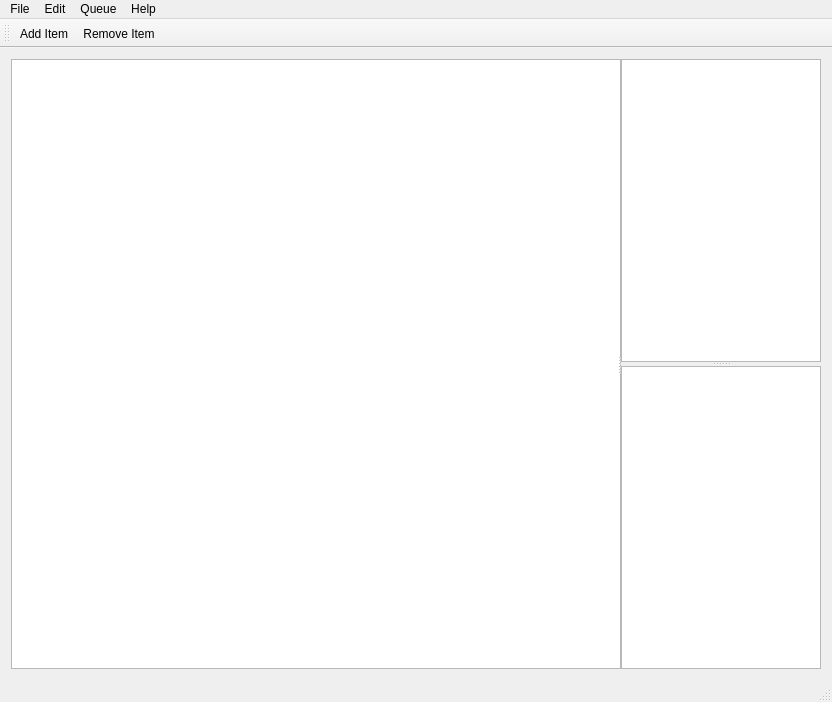
First picture: the form in mainwindow.ui, repository chrismanning/ddvs, before the edit.
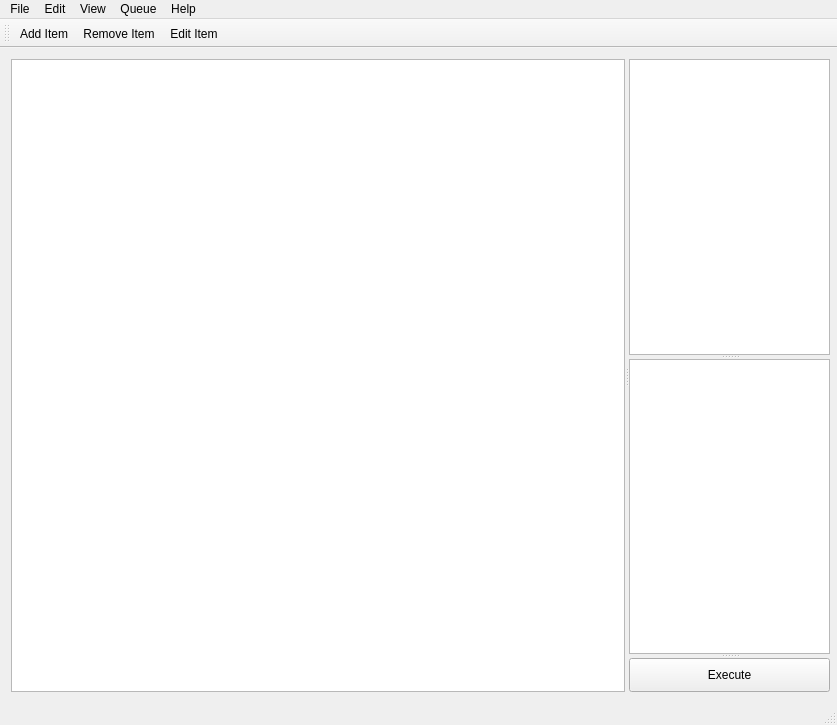
Second picture: the form after the edit. Icons and pictures are not drawn.

Diff of the .ui file:
```diff
--- a/mainwindow.ui
+++ b/mainwindow.ui
@@ -6,10 +6,16 @@
    <rect>
     <x>0</x>
     <y>0</y>
-    <width>828</width>
-    <height>699</height>
+    <width>837</width>
+    <height>725</height>
    </rect>
   </property>
+  <property name="minimumSize">
+   <size>
+    <width>837</width>
+    <height>725</height>
+   </size>
+  </property>
   <property name="windowTitle">
    <string>MainWindow</string>
   </property>
@@ -25,7 +31,7 @@
       </property>
       <property name="minimumSize">
        <size>
-        <width>810</width>
+        <width>819</width>
         <height>610</height>
        </size>
       </property>
@@ -41,7 +47,7 @@
        </property>
        <property name="minimumSize">
         <size>
-         <width>610</width>
+         <width>614</width>
          <height>610</height>
         </size>
        </property>
@@ -67,6 +73,11 @@
        </property>
        <widget class="QListView" name="listView"/>
        <widget class="QPlainTextEdit" name="plainTextEdit"/>
+       <widget class="QPushButton" name="pushButton">
+        <property name="text">
+         <string>Execute</string>
+        </property>
+       </widget>
       </widget>
      </widget>
     </item>
@@ -77,7 +88,7 @@
     <rect>
      <x>0</x>
      <y>0</y>
-     <width>828</width>
+     <width>837</width>
      <height>19</height>
     </rect>
    </property>
@@ -114,8 +125,18 @@
     <addaction name="separator"/>
     <addaction name="actionAbout"/>
    </widget>
+   <widget class="QMenu" name="menuView">
+    <property name="title">
+     <string>View</string>
+    </property>
+    <addaction name="actionNo_Layout"/>
+    <addaction name="actionBinary_Tree_Layout"/>
+    <addaction name="actionGeneralised_Tree_Layout"/>
+    <addaction name="actionGraph_Layout"/>
+   </widget>
    <addaction name="menuFile"/>
    <addaction name="menuEdit"/>
+   <addaction name="menuView"/>
    <addaction name="menuQueue"/>
    <addaction name="menuHelp"/>
   </widget>
@@ -128,6 +149,7 @@
    </attribute>
    <addaction name="actionAdd_Item"/>
    <addaction name="actionRemove_Item"/>
+   <addaction name="actionEdit_Item"/>
   </widget>
   <widget class="QStatusBar" name="statusBar"/>
   <action name="actionOpen">
```
Left out of the diff: 73 changed lines with no effect on the pictures.
